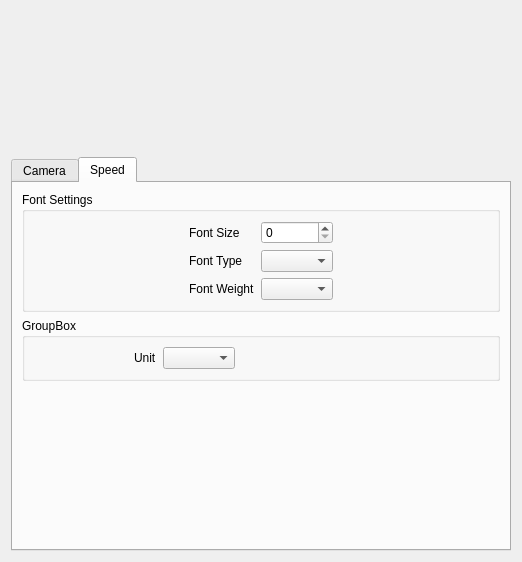
The window that maya/python/ccmaya/panels/cc_hud_panel.ui (mrmcdog23/controlChaos) describes before a commit, drawn with Qt 5.
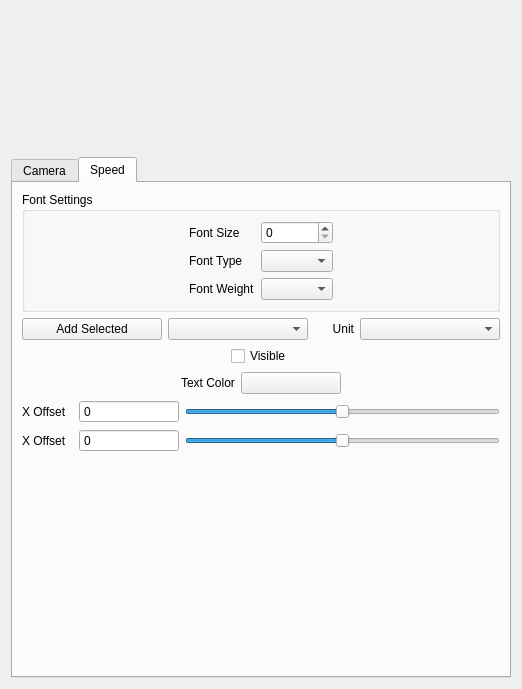
The same window after the commit.

Diff of the .ui file:
```diff
--- a/maya/python/ccmaya/panels/cc_hud_panel.ui
+++ b/maya/python/ccmaya/panels/cc_hud_panel.ui
@@ -7,7 +7,7 @@
     <x>0</x>
     <y>0</y>
     <width>400</width>
-    <height>562</height>
+    <height>689</height>
    </rect>
   </property>
   <property name="maximumSize">
@@ -65,6 +65,19 @@
        <string>Speed</string>
       </attribute>
       <layout class="QGridLayout" name="gridLayout_6">
+       <item row="5" column="0">
+        <spacer name="verticalSpacer">
+         <property name="orientation">
+          <enum>Qt::Vertical</enum>
+         </property>
+         <property name="sizeHint" stdset="0">
+          <size>
+           <width>20</width>
+           <height>76</height>
+          </size>
+         </property>
+        </spacer>
+       </item>
        <item row="0" column="0">
         <widget class="QGroupBox" name="groupBox">
          <property name="title">
@@ -138,42 +151,164 @@
         </widget>
        </item>
        <item row="1" column="0">
-        <widget class="QGroupBox" name="groupBox_2">
-         <property name="title">
-          <string>GroupBox</string>
-         </property>
+        <layout class="QHBoxLayout" name="horizontalLayout_2">
+         <item>
+          <widget class="QPushButton" name="btn_add_selected">
+           <property name="text">
+            <string>Add Selected</string>
+           </property>
+          </widget>
+         </item>
+         <item>
+          <widget class="QComboBox" name="cmb_speed_objects"/>
+         </item>
+         <item>
+          <widget class="QLabel" name="lbl_speed_unit">
+           <property name="maximumSize">
+            <size>
+             <width>40</width>
+             <height>16777215</height>
+            </size>
+           </property>
+           <property name="layoutDirection">
+            <enum>Qt::RightToLeft</enum>
+           </property>
+           <property name="text">
+            <string>Unit</string>
+           </property>
+           <property name="alignment">
+            <set>Qt::AlignRight|Qt::AlignTrailing|Qt::AlignVCenter</set>
+           </property>
+          </widget>
+         </item>
+         <item>
+          <widget class="QComboBox" name="cmb_speed_unit"/>
+         </item>
+        </layout>
+       </item>
+       <item row="4" column="0">
          <layout class="QGridLayout" name="gridLayout_5">
-          <item row="0" column="1">
+         <item row="1" column="0">
+          <widget class="QLabel" name="lbl_y_offset">
+           <property name="text">
+            <string>X Offset</string>
+           </property>
+          </widget>
+         </item>
+         <item row="0" column="3">
+          <widget class="QSlider" name="sld_x_offset">
+           <property name="minimum">
+            <number>-50</number>
+           </property>
+           <property name="maximum">
+            <number>50</number>
+           </property>
+           <property name="orientation">
+            <enum>Qt::Horizontal</enum>
+           </property>
+          </widget>
+         </item>
+         <item row="1" column="3">
+          <widget class="QSlider" name="sld_y_offset">
+           <property name="minimum">
+            <number>-50</number>
+           </property>
+           <property name="maximum">
+            <number>50</number>
+           </property>
+           <property name="orientation">
+            <enum>Qt::Horizontal</enum>
+           </property>
+          </widget>
+         </item>
+         <item row="0" column="0" colspan="2">
+          <widget class="QLabel" name="lbl_x_offset">
+           <property name="text">
+            <string>X Offset</string>
+           </property>
+          </widget>
+         </item>
+         <item row="0" column="2">
+          <widget class="QSpinBox" name="sb_x_offset">
+           <property name="minimumSize">
+            <size>
+             <width>100</width>
+             <height>0</height>
+            </size>
+           </property>
+           <property name="maximumSize">
+            <size>
+             <width>100</width>
+             <height>16777215</height>
+            </size>
+           </property>
+           <property name="readOnly">
+            <bool>true</bool>
+           </property>
+           <property name="buttonSymbols">
+            <enum>QAbstractSpinBox::NoButtons</enum>
+           </property>
+           <property name="minimum">
+            <number>-50</number>
+           </property>
+           <property name="maximum">
+            <number>50</number>
+           </property>
+          </widget>
+         </item>
+         <item row="1" column="2">
+          <widget class="QSpinBox" name="sb_y_offset">
+           <property name="minimumSize">
+            <size>
+             <width>100</width>
+             <height>0</height>
+            </size>
+           </property>
+           <property name="maximumSize">
+            <size>
+             <width>100</width>
+             <height>16777215</height>
+            </size>
+           </property>
+           <property name="readOnly">
+            <bool>true</bool>
+           </property>
+           <property name="buttonSymbols">
+            <enum>QAbstractSpinBox::NoButtons</enum>
+           </property>
+           <property name="minimum">
+            <number>-50</number>
+           </property>
+           <property name="maximum">
+            <number>50</number>
+           </property>
+          </widget>
+         </item>
+        </layout>
+       </item>
+       <item row="2" column="0">
            <layout class="QHBoxLayout" name="horizontalLayout">
             <item>
-             <widget class="QLabel" name="label_3">
-              <property name="text">
-               <string>Unit</string>
-              </property>
-             </widget>
-            </item>
-            <item>
-             <widget class="QComboBox" name="comboBox_3"/>
-            </item>
-           </layout>
-          </item>
-          <item row="0" column="0">
            <spacer name="horizontalSpacer">
             <property name="orientation">
              <enum>Qt::Horizontal</enum>
             </property>
-            <property name="sizeType">
-             <enum>QSizePolicy::Fixed</enum>
-            </property>
             <property name="sizeHint" stdset="0">
              <size>
-              <width>100</width>
+             <width>40</width>
               <height>20</height>
              </size>
             </property>
            </spacer>
           </item>
-          <item row="0" column="2">
+         <item>
+          <widget class="QCheckBox" name="chk_visible">
+           <property name="text">
+            <string>Visible</string>
+           </property>
+          </widget>
+         </item>
+         <item>
            <spacer name="horizontalSpacer_2">
             <property name="orientation">
              <enum>Qt::Horizontal</enum>
@@ -187,20 +322,56 @@
            </spacer>
           </item>
          </layout>
-        </widget>
-       </item>
-       <item row="2" column="0">
-        <spacer name="verticalSpacer">
+       </item>
+       <item row="3" column="0">
+        <layout class="QHBoxLayout" name="horizontalLayout_4">
+         <item>
+          <spacer name="horizontalSpacer_7">
+           <property name="orientation">
+            <enum>Qt::Horizontal</enum>
+           </property>
+           <property name="sizeHint" stdset="0">
+            <size>
+             <width>40</width>
+             <height>20</height>
+            </size>
+           </property>
+          </spacer>
+         </item>
+         <item>
+          <widget class="QLabel" name="lbl_text_colour">
+           <property name="text">
+            <string>Text Color</string>
+           </property>
+          </widget>
+         </item>
+         <item>
+          <widget class="QPushButton" name="btn_text_colour">
+           <property name="minimumSize">
+            <size>
+             <width>100</width>
+             <height>0</height>
+            </size>
+           </property>
+           <property name="text">
+            <string/>
+           </property>
+          </widget>
+         </item>
+         <item>
+          <spacer name="horizontalSpacer_8">
          <property name="orientation">
-          <enum>Qt::Vertical</enum>
+            <enum>Qt::Horizontal</enum>
          </property>
          <property name="sizeHint" stdset="0">
           <size>
-           <width>20</width>
-           <height>76</height>
+             <width>40</width>
+             <height>20</height>
           </size>
          </property>
         </spacer>
+         </item>
+        </layout>
        </item>
       </layout>
      </widget>
```
Lines whose indentation alone changed are shown as unchanged.
